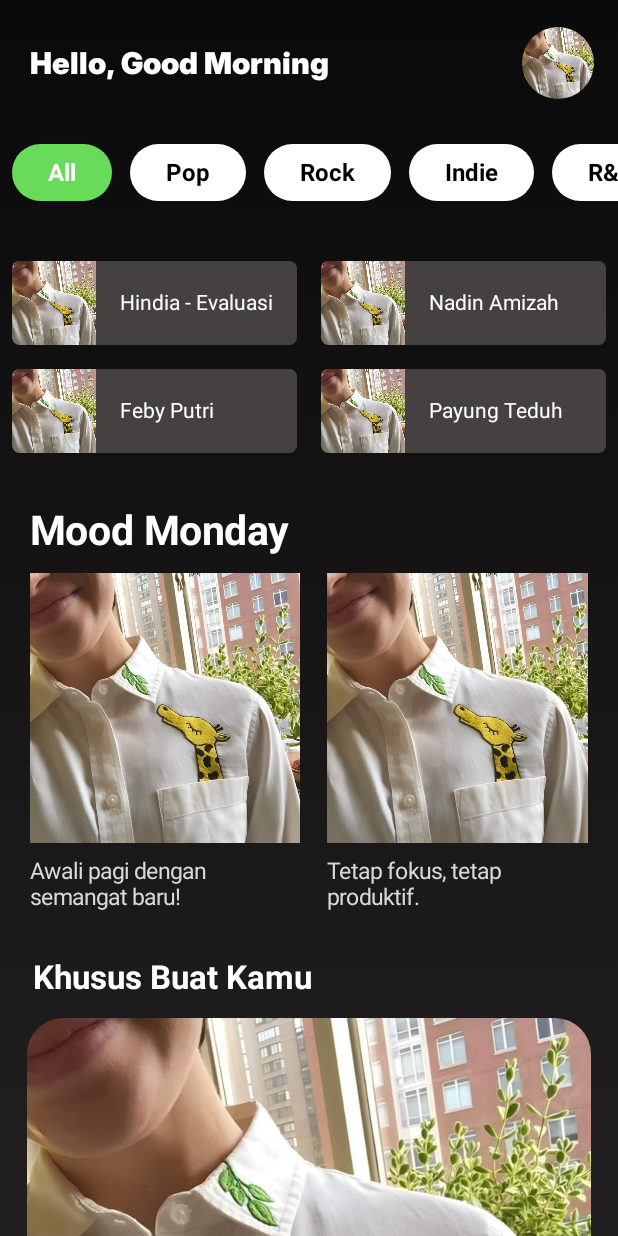
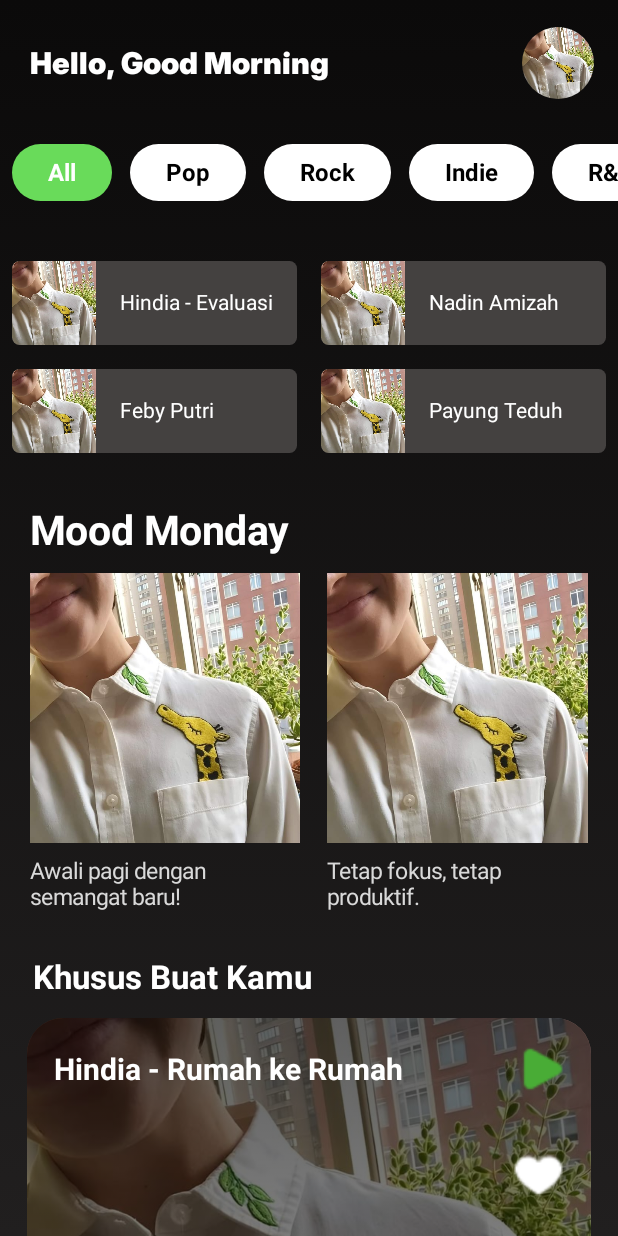
Before and after one commit to NafasKarya/Tuno, an Android app built with Jetpack Compose: the homePages screen opened through its navigation route, on a phone screen of 412 x 824 dp. Run offline under Robolectric (Android 15) with nearby library versions, the phone set to English and light mode, and no system bars; our stand-ins replace Shimmer, window size class; libraries missing offline, so code that uses them is left out: com.google.accompanist.placeholder; 8 statements that could not run were skipped.

Commit message:
implement animation and sheet

```diff
--- a/app/src/main/java/com/tuno_appsmusic/features/home/presentation/pages/HomePages.kt
+++ b/app/src/main/java/com/tuno_appsmusic/features/home/presentation/pages/HomePages.kt
@@ -76,7 +76,7 @@ fun HomePages(navController: NavController) {
 
             // Title & Big Card dipisah jadi widget!
             ForYouTitle()
-            ForYouBigCard(isLoading = isLoading)
+            ForYouBigCardWithMiniSheet(isLoading = isLoading)
             Spacer(modifier = Modifier.height(28.dp))
         }
     }
--- a/app/src/main/java/com/tuno_appsmusic/features/home/presentation/widgets/ForYouBigCard.kt
+++ b/app/src/main/java/com/tuno_appsmusic/features/home/presentation/widgets/ForYouBigCard.kt
@@ -1,79 +1,38 @@
-package com.tuno_appsmusic.features.home.presentation.widgets
-
-import androidx.compose.foundation.Image
-import androidx.compose.foundation.background
-import androidx.compose.foundation.layout.*
-import androidx.compose.foundation.shape.RoundedCornerShape
-import androidx.compose.material3.Text
-import androidx.compose.runtime.Composable
-import androidx.compose.ui.Alignment
-import androidx.compose.ui.Modifier
-import androidx.compose.ui.draw.clip
-import androidx.compose.ui.graphics.Color
-import androidx.compose.ui.graphics.vector.ImageVector
-import androidx.compose.ui.layout.ContentScale
-import androidx.compose.ui.res.painterResource
-import androidx.compose.ui.res.vectorResource
-import androidx.compose.ui.text.font.FontWeight
-import androidx.compose.ui.unit.dp
-import androidx.compose.ui.unit.sp
-import com.google.accompanist.placeholder.material.placeholder
-import com.google.accompanist.placeholder.material.shimmer
-import com.google.accompanist.placeholder.PlaceholderHighlight
-import com.tuno_appsmusic.R
-
-@Composable
-fun ForYouBigCard(
-    isLoading: Boolean = false,
-    title: String = "Hindia - Rumah ke Rumah"
-) {
-    Box(
-        modifier = Modifier
-            .padding(horizontal = 18.dp)
-            .fillMaxWidth()
-            .aspectRatio(1.2f)
-            .clip(RoundedCornerShape(24.dp))
-            .background(Color(0xFF181818)),
-        contentAlignment = Alignment.BottomStart
-    ) {
-        // Background Image + shimmer
-        Image(
-            painter = painterResource(id = R.drawable.profile),
-            contentDescription = "Mood Senin Big",
-            contentScale = ContentScale.Crop,
-            modifier = Modifier
-                .fillMaxSize()
-                .placeholder(
-                    visible = isLoading,
-                    highlight = PlaceholderHighlight.shimmer(),
-                    color = Color(0xFF383838)
-                )
-        )
-
-        // Overlay: title + play button (hanya muncul jika !isLoading)
-        if (!isLoading) {
-            Row(
-                modifier = Modifier
-                    .fillMaxWidth()
-                    .background(Color(0xAA181818)) // semi-transparent bg for text readability
-                    .padding(horizontal = 16.dp, vertical = 10.dp),
-                verticalAlignment = Alignment.CenterVertically
-            ) {
-                Text(
-                    text = title,
-                    color = Color.White,
-                    fontSize = 20.sp,
-                    fontWeight = FontWeight.Bold,
-                    modifier = Modifier.weight(1f)
-                )
-                Spacer(modifier = Modifier.width(8.dp))
-                Image(
-                    painter = painterResource(id = R.drawable.ic_play), // Pakai icon play PNG/SVG yang sudah kamu upload, misal file-Y8VALcwrn5pGxM5f94NNKB.png
-                    contentDescription = "Play",
-                    modifier = Modifier
-                        .size(30.dp)
-                )
-            }
-        }
-    }
-}
+//package com.tuno_appsmusic.features.home.presentation.widgets
+//
+//import androidx.compose.runtime.*
+//import androidx.compose.foundation.layout.Column
+//
+//@Composable
+//fun ForYouBigCardWithMiniSheet(
+//    isLoading: Boolean = false,
+//    title: String = "Hindia - Rumah ke Rumah",
+//    artistName: String = "Hindia",
+//    artistDesc: String = "Dengerin Hindia untuk biar aktivitas jadi makin seru dan keren chau lihat lebih banyak caption ini harusnya akan tampil penuh kalau tombol lebih banyak diklik! Lorem ipsum dolor sit amet, consectetur adipiscing elit. Proin suscipit, libero a molestie consectetur, sapien erat facilisis felis, non dictum orci erat eget lorem.",
+//    artistAvatar: Int = com.tuno_appsmusic.R.drawable.profile
+//) {
+//    var expanded by remember { mutableStateOf(false) }
+//    var showMiniSheet by remember { mutableStateOf(false) }
+//
+//    Column {
+//        ForYouBigCardContent(
+//            isLoading = isLoading,
+//            title = title,
+//            artistName = artistName,
+//            artistDesc = artistDesc,
+//            artistAvatar = artistAvatar,
+//            expanded = expanded,
+//            onExpandClick = { expanded = !expanded },
+//            onShowMiniSheet = { showMiniSheet = true }
+//        )
+//        // MINI PLAYER BOTTOM SHEET
+//        if (showMiniSheet) {
+//            ForYouMiniSongSheet(
+//                coverRes = artistAvatar,
+//                songTitle = title,
+//                artist = artistName,
+//                onDismiss = { showMiniSheet = false }
+//            )
+//        }
+//    }
+//}
--- /dev/null
+++ b/app/src/main/java/com/tuno_appsmusic/features/home/presentation/widgets/ForYouBigCardContent.kt
@@ -0,0 +1,189 @@
+package com.tuno_appsmusic.features.home.presentation.widgets
+
+import androidx.compose.foundation.Image
+import androidx.compose.foundation.background
+import androidx.compose.foundation.clickable
+import androidx.compose.foundation.layout.*
+import androidx.compose.foundation.shape.CircleShape
+import androidx.compose.foundation.shape.RoundedCornerShape
+import androidx.compose.material3.Text
+import androidx.compose.runtime.Composable
+import androidx.compose.ui.Alignment
+import androidx.compose.ui.Modifier
+import androidx.compose.ui.draw.clip
+import androidx.compose.ui.graphics.Color
+import androidx.compose.ui.layout.ContentScale
+import androidx.compose.ui.res.painterResource
+import androidx.compose.ui.text.*
+import androidx.compose.ui.text.font.FontWeight
+import androidx.compose.ui.text.style.TextOverflow
+import androidx.compose.ui.unit.dp
+import androidx.compose.ui.unit.sp
+import com.google.accompanist.placeholder.material.placeholder
+import com.google.accompanist.placeholder.PlaceholderHighlight
+import com.google.accompanist.placeholder.material.shimmer
+import com.tuno_appsmusic.R
+
+@Composable
+fun ForYouBigCardContent(
+    isLoading: Boolean,
+    title: String,
+    artistName: String,
+    artistDesc: String,
+    artistAvatar: Int,
+    expanded: Boolean,
+    onMoreClick: () -> Unit, // << Tambahkan ini!
+    onExpandToggle: () -> Unit,
+    modifier: Modifier = Modifier
+) {
+    Box(
+        modifier = modifier
+            .padding(horizontal = 18.dp)
+            .fillMaxWidth()
+            .let {
+                if (expanded) it else it.aspectRatio(1.2f)
+            }
+            .clip(RoundedCornerShape(24.dp))
+            .background(Color(0xFF181818))
+    ) {
+        // Gambar utama
+        Image(
+            painter = painterResource(id = R.drawable.profile),
+            contentDescription = "Mood Senin Big",
+            contentScale = ContentScale.Crop,
+            modifier = Modifier
+                .fillMaxSize()
+                .placeholder(
+                    visible = isLoading,
+                    highlight = PlaceholderHighlight.shimmer(),
+                    color = Color(0xFF383838)
+                )
+        )
+        // Overlay shadow
+        Box(
+            modifier = Modifier
+                .matchParentSize()
+                .background(
+                    brush = androidx.compose.ui.graphics.Brush.verticalGradient(
+                        colors = listOf(
+                            Color(0xA0000000),
+                            Color(0x80000000),
+                            Color(0xCC000000)
+                        ),
+                        startY = 0f,
+                        endY = Float.POSITIVE_INFINITY
+                    )
+                )
+        )
+        if (!isLoading) {
+            // Title & play button di pojok kiri-atas dan kanan-atas
+            Row(
+                modifier = Modifier
+                    .fillMaxWidth()
+                    .padding(top = 18.dp, start = 18.dp, end = 18.dp),
+                verticalAlignment = Alignment.CenterVertically
+            ) {
+                Text(
+                    text = title,
+                    color = Color.White,
+                    fontSize = 20.sp,
+                    fontWeight = FontWeight.Bold,
+                    modifier = Modifier.weight(1f)
+                )
+                Spacer(modifier = Modifier.width(10.dp))
+                Image(
+                    painter = painterResource(id = R.drawable.ic_play),
+                    contentDescription = "Play",
+                    modifier = Modifier.size(32.dp)
+                )
+            }
+            // Icon kanan-tengah
+            Column(
+                modifier = Modifier
+                    .align(Alignment.CenterEnd)
+                    .padding(end = 18.dp),
+                horizontalAlignment = Alignment.CenterHorizontally
+            ) {
+                Image(
+                    painter = painterResource(id = R.drawable.ic_like),
+                    contentDescription = "Favorite",
+                    modifier = Modifier.size(34.dp)
+                )
+                Spacer(modifier = Modifier.height(28.dp))
+                Image(
+                    painter = painterResource(id = R.drawable.ic_volume),
+                    contentDescription = "Volume",
+                    modifier = Modifier.size(30.dp)
+                )
+                Spacer(modifier = Modifier.height(28.dp))
+                Image(
+                    painter = painterResource(id = R.drawable.ic_more),
+                    contentDescription = "More",
+                    modifier = Modifier
+                        .size(22.dp)
+                        .clickable { onMoreClick() } // << ini dia!
+                )
+            }
+            // Section artis di kiri bawah
+            Row(
+                modifier = Modifier
+                    .align(Alignment.BottomStart)
+                    .padding(start = 18.dp, bottom = 24.dp, end = 24.dp),
+                verticalAlignment = Alignment.CenterVertically
+            ) {
+                Image(
+                    painter = painterResource(id = artistAvatar),
+                    contentDescription = "Artist Avatar",
+                    contentScale = ContentScale.Crop,
+                    modifier = Modifier
+                        .size(38.dp)
+                        .clip(CircleShape)
+                )
+                Spacer(modifier = Modifier.width(10.dp))
+
+                Column {
+                    Text(
+                        text = artistName,
+                        color = Color.White,
+                        fontWeight = FontWeight.Bold,
+                        fontSize = 16.sp,
+                    )
+                    Spacer(modifier = Modifier.height(2.dp))
+
+                    if (!expanded) {
+                        val previewText = artistDesc.take(70)
+                        Text(
+                            text = buildAnnotatedString {
+                                append(previewText)
+                                append(" ")
+                                withStyle(SpanStyle(color = Color(0xFF5EEA6F), fontWeight = FontWeight.Medium)) {
+                                    append("lebih banyak")
+                                }
+                            },
+                            color = Color.White,
+                            fontSize = 14.sp,
+                            lineHeight = 18.sp,
+                            maxLines = 2,
+                            overflow = TextOverflow.Ellipsis,
+                            modifier = Modifier.clickable { onExpandToggle() }
+                        )
+                    } else {
+                        Text(
+                            text = buildAnnotatedString {
+                                append(artistDesc)
+                                append(" ")
+                                withStyle(SpanStyle(color = Color(0xFF5EEA6F), fontWeight = FontWeight.Medium)) {
+                                    append("lebih sedikit")
+                                }
+                            },
+                            color = Color.White,
+                            fontSize = 14.sp,
+                            lineHeight = 18.sp,
+                            modifier = Modifier.clickable { onExpandToggle() }
+                        )
+                    }
+                }
+            }
+        }
+    }
+}
--- /dev/null
+++ b/app/src/main/java/com/tuno_appsmusic/features/home/presentation/widgets/ForYouBigCardWithMiniSheet.kt
@@ -0,0 +1,91 @@
+package com.tuno_appsmusic.features.home.presentation.widgets
+
+import androidx.compose.animation.core.animateFloatAsState
+import androidx.compose.foundation.gestures.detectTapGestures
+import androidx.compose.foundation.layout.*
+import androidx.compose.foundation.shape.RoundedCornerShape
+import androidx.compose.material3.*
+import androidx.compose.runtime.*
+import androidx.compose.ui.Modifier
+import androidx.compose.ui.graphics.graphicsLayer
+import androidx.compose.ui.input.pointer.pointerInput
+import androidx.compose.ui.unit.dp
+import com.tuno_appsmusic.R
+import kotlinx.coroutines.launch
+import androidx.compose.ui.graphics.Color
+
+
+@OptIn(ExperimentalMaterial3Api::class)
+@Composable
+fun ForYouBigCardWithMiniSheet(
+    isLoading: Boolean = false,
+    title: String = "Hindia - Rumah ke Rumah",
+    artistName: String = "Hindia",
+    artistDesc: String = "Dengerin Hindia untuk biar aktivitas jadi makin seru dan keren chau lihat lebih banyak caption ini harusnya akan tampil penuh kalau tombol lebih banyak diklik! Lorem ipsum dolor sit amet, consectetur adipiscing elit. Proin suscipit, libero a molestie consectetur, sapien erat facilisis felis, non dictum orci erat eget lorem.",
+    artistAvatar: Int = R.drawable.profile
+) {
+    var expanded by remember { mutableStateOf(false) }
+    var showMiniSheet by remember { mutableStateOf(false) }
+    var isPressed by remember { mutableStateOf(false) }
+    val coroutineScope = rememberCoroutineScope()
+    val sheetState = rememberModalBottomSheetState(skipPartiallyExpanded = true)
+    // Scale animation state
+    val scale by animateFloatAsState(if (isPressed) 0.96f else 1f, label = "cardScale")
+
+    Column {
+        // CARD UTAMA
+        ForYouBigCardContent(
+            isLoading = isLoading,
+            title = title,
+            artistName = artistName,
+            artistDesc = artistDesc,
+            artistAvatar = artistAvatar,
+            expanded = expanded,
+            onExpandToggle = { expanded = !expanded },
+            onMoreClick = {
+                showMiniSheet = true
+                coroutineScope.launch { sheetState.show() }
+            },
+            modifier = Modifier
+                .graphicsLayer {
+                    scaleX = scale
+                    scaleY = scale
+                }
+                .pointerInput(Unit) {
+                    detectTapGestures(
+                        onLongPress = {
+                            showMiniSheet = true
+                            coroutineScope.launch { sheetState.show() }
+                        },
+                        onPress = {
+                            isPressed = true
+                            try {
+                                awaitRelease()
+                            } finally {
+                                isPressed = false
+                            }
+                        }
+                    )
+                }
+        )
+
+        // MINI PLAYER BOTTOM SHEET
+        if (showMiniSheet) {
+            ModalBottomSheet(
+                onDismissRequest = {
+                    coroutineScope.launch { sheetState.hide() }
+                    showMiniSheet = false
+                },
+                sheetState = sheetState,
+                shape = RoundedCornerShape(topStart = 28.dp, topEnd = 28.dp),
+                containerColor = Color(0xFF181818)
+            ) {
+                ForYouMiniSongSheet(
+                    coverRes = artistAvatar,
+                    songTitle = title,
+                    artist = artistName
+                )
+            }
+        }
+    }
+}
```
Also changed, not shown: app/src/main/java/com/tuno_appsmusic/features/home/presentation/widgets/ForYouMiniSongSheet.kt (added, +76 -0 lines), app/src/main/java/com/tuno_appsmusic/features/home/presentation/widgets/SongMiniBottomSheet.kt (added, +91 -0 lines), app/src/main/res/drawable/ic_like.png (added), app/src/main/res/drawable/ic_more.png (added), app/src/main/res/drawable/ic_play.png (added), app/src/main/res/drawable/ic_volume.png (added).
